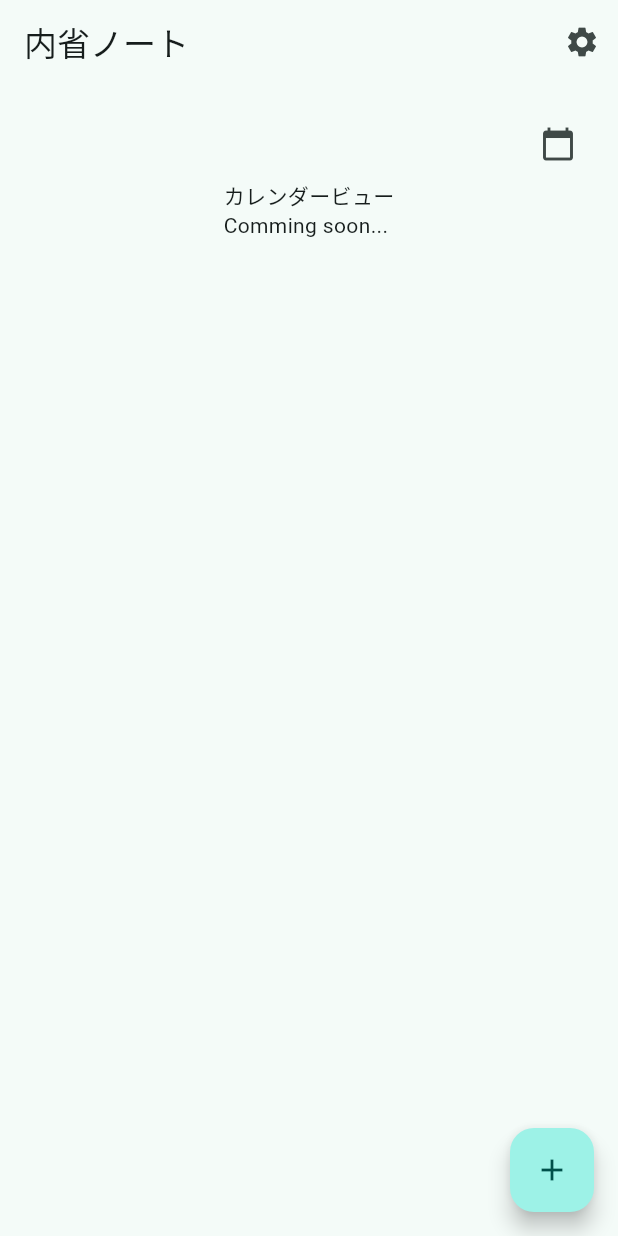
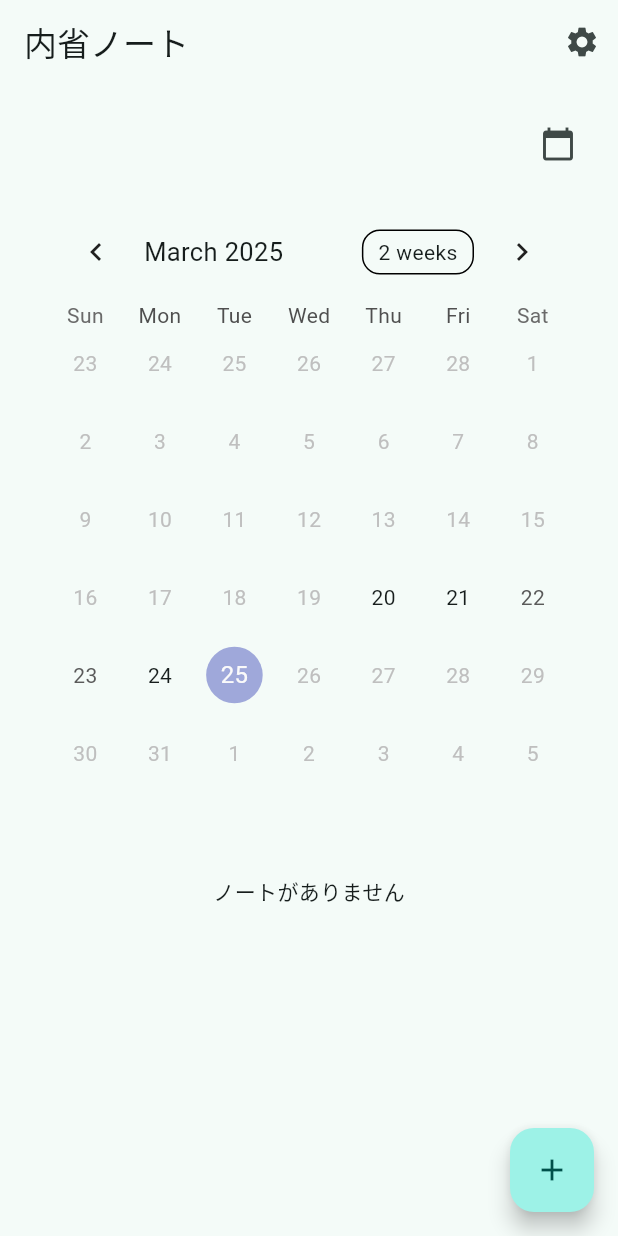
Before and after one commit to SEKI-YUTA/Flutter_IntrospectionNote_MVP, a Flutter app: the screen it shows after launch, after a tap on the "list" icon, on a phone screen of 412 x 824 dp. Run offline on Flutter 3.47's test engine with Material 3 defaults, Android fonts, the phone set to English and light mode, and no system bars; drawn by our look-alikes of table_calendar; our stand-ins replace freezed_annotation, get, shared_preferences, sqflite; accounts and stored records are empty.

Commit message:
add: カレンダービューを追加

```diff
--- a/lib/controller/introspection_list_screen_controller.dart
+++ b/lib/controller/introspection_list_screen_controller.dart
@@ -8,13 +8,17 @@ class IntrospectionListScreenController extends GetxController {
   IntrospectionListScreenController({required this.repository});
 
   final _notes = <IntrospectionNote>[].obs;
+  final _filteredNotes = <IntrospectionNote>[].obs;
   final _isLoading = true.obs;
   final _viewMode = ViewMode.List.obs;
+  final _selectedDate = DateTime.now().obs;
   final Rx<IntrospectionNote?> _manipulatingNote = Rx<IntrospectionNote?>(null);
   List<IntrospectionNote> get notes => _notes.toList();
+  List<IntrospectionNote> get filteredNotes => _filteredNotes.toList();
   bool get isLoading => _isLoading.value;
   ViewMode get viewMode => _viewMode.value;
   IntrospectionNote? get manipulatingNote => _manipulatingNote.value;
+  DateTime get selectedDate => _selectedDate.value;
 
   @override
   void onInit() {
@@ -28,11 +32,30 @@ class IntrospectionListScreenController extends GetxController {
       final notes = await repository.fetchNotes();
       _notes.clear();
       _notes.addAll(notes);
+      filterNotesByDate(_selectedDate.value);
     } catch (e) {
       e.printError();
     } finally {
       _isLoading.value = false;
       update();
+    }
+  }
+
+  Future<void> navigateToCreateIntrospectionScreen() async {
+    final result = await Get.toNamed("/create_introspection");
+    if (result != null) {
+      await readNotes();
+    }
+  }
+
+  Future<void> edit(IntrospectionNote note) async {
+    var mapData = note.toJson();
+    final result = await Get.toNamed(
+      "/create_introspection",
+      arguments: {'introspection': mapData},
+    );
+    if (result != null) {
+      await readNotes();
     }
   }
 
@@ -70,6 +93,28 @@ class IntrospectionListScreenController extends GetxController {
 
   void changeViewMode(ViewMode mode) {
     _viewMode.value = mode;
+    if (mode == ViewMode.Calendar) {
+      filterNotesByDate(_selectedDate.value);
+    }
+  }
+
+  void changeSelectedDate(DateTime date) {
+    _selectedDate.value = date;
+    filterNotesByDate(date);
+    update();
+  }
+
+  void filterNotesByDate(DateTime date) {
+    _filteredNotes.clear();
+    _filteredNotes.addAll(
+      _notes.where((note) {
+        final noteDate = note.date;
+        return noteDate.year == date.year &&
+            noteDate.month == date.month &&
+            noteDate.day == date.day;
+      }),
+    );
+    update();
   }
 }
 
--- a/lib/screens/introspection_list_screen.dart
+++ b/lib/screens/introspection_list_screen.dart
@@ -5,6 +5,7 @@ import 'package:introspection_note_mvp/data/models/introspection_note.dart';
 import 'package:introspection_note_mvp/controller/introspection_list_screen_controller.dart';
 import 'package:introspection_note_mvp/util/util.dart';
 import 'package:introspection_note_mvp/widget/introspection_card.dart';
+import 'package:table_calendar/table_calendar.dart';
 
 class IntrospectionListPage extends GetView<IntrospectionListScreenController> {
   const IntrospectionListPage({super.key});
@@ -25,12 +26,7 @@ class IntrospectionListPage extends GetView<IntrospectionListScreenController> {
         ],
       ),
       floatingActionButton: FloatingActionButton(
-        onPressed: () async {
-          final result = await Get.toNamed("/create_introspection");
-          if (result != null) {
-            await controller.readNotes();
-          }
-        },
+        onPressed: controller.navigateToCreateIntrospectionScreen,
         child: const Icon(Icons.add),
       ),
       body: Obx(() {
@@ -48,21 +44,14 @@ class IntrospectionListPage extends GetView<IntrospectionListScreenController> {
                       controller.notes,
                       controller.manipulatingNote,
                       introspectionColor,
-                      (IntrospectionNote note) async {
-                        var mapData = note.toJson();
-                        final result = await Get.toNamed(
-                          "/create_introspection",
-                          arguments: {'introspection': mapData},
-                        );
-                        if (result != null) {
-                          await controller.readNotes();
-                        }
+                      (IntrospectionNote note) {
+                        controller.edit(note);
                       },
                       (IntrospectionNote note) {
                         controller.delete(note);
                       },
                     )
-                    : _buildCalendarVIew(),
+                    : Expanded(child: _buildCalendarVIew()),
               ],
             ),
           ),
@@ -145,7 +134,49 @@ class IntrospectionListPage extends GetView<IntrospectionListScreenController> {
   }
 
   Widget _buildCalendarVIew() {
-    return const Center(child: Text('カレンダービュー\nComming soon...'));
+    return SingleChildScrollView(
+      child: Column(
+        children: [
+          Padding(
+            padding: const EdgeInsets.all(16),
+            child: TableCalendar(
+              focusedDay: controller.selectedDate,
+              currentDay: controller.selectedDate,
+              firstDay: DateTime.utc(2025, 3, 20),
+              lastDay: DateTime.now(),
+              onDaySelected: (selectedDay, focusedDay) {
+                controller.changeSelectedDate(selectedDay);
+              },
+            ),
+          ),
+          // Expandedを削除し、ListView.builderにshrinkWrapを適用
+          controller.filteredNotes.isEmpty
+              ? Container(
+                height: 100, // 空の場合の最小高さを指定
+                alignment: Alignment.center,
+                child: Text('ノートがありません'),
+              )
+              : ListView.builder(
+                shrinkWrap: true, // これが重要
+                physics: NeverScrollableScrollPhysics(), // 親のスクロールを使用
+                itemCount: controller.filteredNotes.length,
+                itemBuilder: (context, index) {
+                  final note = controller.filteredNotes[index];
+                  return Padding(
+                    padding: const EdgeInsets.only(bottom: 16.0),
+                    child: IntrospectionCard(
+                      note: note,
+                      introspectionColor: getFormColorScheme(context),
+                      allowManipulation: controller.manipulatingNote != note,
+                      onEdit: () => controller.edit(note),
+                      onDelete: () => controller.delete(note),
+                    ),
+                  );
+                },
+              ),
+        ],
+      ),
+    );
   }
 
   Widget _buildLoading() {
--- a/pubspec.yaml
+++ b/pubspec.yaml
@@ -48,6 +48,7 @@ dependencies:
   uuid: ^4.5.1
   path: ^1.9.1
   shared_preferences: ^2.5.2
+  table_calendar: ^3.1.3
 
 dev_dependencies:
     flutter_test:
```
Also changed, not shown: pubspec.lock.
